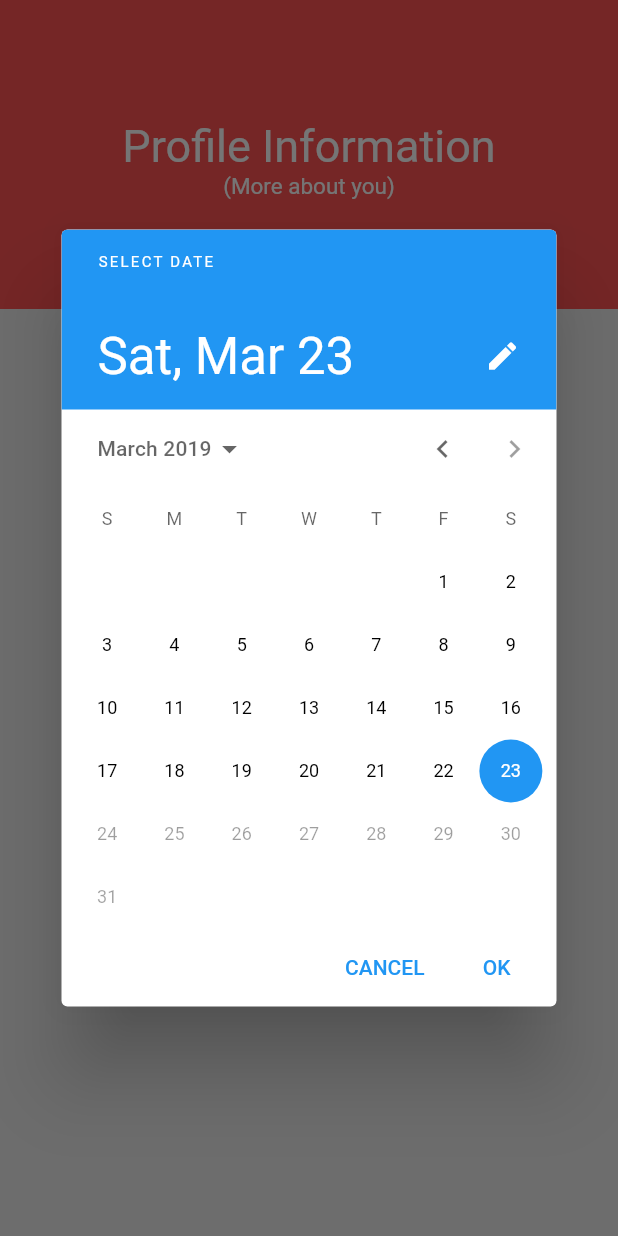
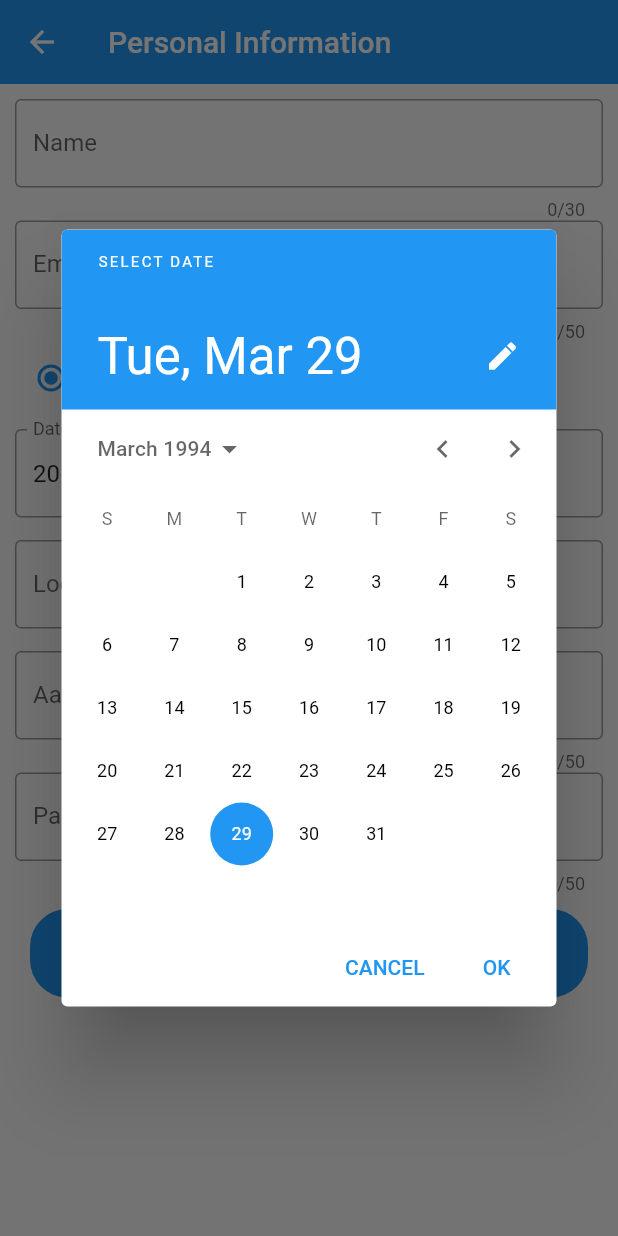
Before and after one commit to chennaitricolor/CEP-Main, a Flutter app: the UserForm screen opened by its route, after a tap on "Date of Birth", on a phone screen of 412 x 824 dp. Run offline on Flutter 3.47's test engine with Material 2 defaults, Android fonts, the light colour scheme and no system bars; our stand-ins replace cloud_firestore, file_picker, firebase_auth, firebase_messaging, firebase_storage, location and 2 more; missing offline and left inert: flutter_webview_plugin; accounts and stored records are empty; Roboto replaces fonts that are missing (Raleway).

Commit message:
Profile Integratted

```diff
--- a/lib/model/user.dart
+++ b/lib/model/user.dart
@@ -3,7 +3,7 @@ import 'package:cloud_firestore/cloud_firestore.dart';
 enum Gender {
   MALE,
   FEMALE,
-  TRANSGENDER
+  OTHER
 }
 
 enum Persona {
--- a/lib/routes/dashboard/myapps.dart
+++ b/lib/routes/dashboard/myapps.dart
@@ -7,7 +7,7 @@ import 'package:namma_chennai/routes/dashboard/home.dart';
 import 'package:namma_chennai/routes/webview/webview.dart';
 import 'package:namma_chennai/utils/default_data.dart';
 import 'package:namma_chennai/utils/shared_prefs.dart';
-import 'package:carousel_slider/carousel_slider.dart';
+// import 'package:carousel_slider/carousel_slider.dart';
 
 SharedPrefs _sharedPrefs = new SharedPrefs();
 Firestore db = Firestore.instance;
--- a/lib/routes/form/userform.dart
+++ b/lib/routes/form/userform.dart
@@ -1,8 +1,11 @@
+import 'dart:async';
+
 import 'package:flutter/material.dart';
 import 'package:cloud_firestore/cloud_firestore.dart';
 import 'package:namma_chennai/model/user.dart';
 import 'package:intl/intl.dart';
 import 'package:namma_chennai/utils/shared_prefs.dart';
+import 'package:location/location.dart';
 
 SharedPrefs _sharedPrefs = new SharedPrefs();
 Firestore db = Firestore.instance;
@@ -22,45 +25,94 @@ class UserFormState extends State<UserForm> {
   User currentUser;
   String documentId;
   Gender selectedGender;
+  TextEditingController usernameController = new TextEditingController();
+  TextEditingController emailController = new TextEditingController();
+  TextEditingController aadharController = new TextEditingController();
+  TextEditingController panController = new TextEditingController();
   TextEditingController dobController = new TextEditingController();
+  TextEditingController locationController = new TextEditingController();
 
-  getUser() {
-    collectionRef
-        .where("user_id", isEqualTo: widget.userid)
-        .snapshots()
-        .listen((QuerySnapshot snapshot) {
-          List<DocumentSnapshot> docs = snapshot.documents;
-          for (DocumentSnapshot doc in docs) {
-            documentId = doc.documentID;
-            User user = new User.fromSnapShot(doc);
-            currentUser = user;
+  int _radioValue = -1;
+
+  void _handleRadioValueChange(int value) {
+    setState(() {
+      _radioValue = value;
+      switch (_radioValue) {
+        case 0:
+          currentUser.userGender = "MALE";
+          break;
+        case 1:
+          currentUser.userGender = "FEMALE";
+          break;
+        case 2:
+          currentUser.userGender = "OTHER";
+          break;
       }
     });
   }
 
+  setRadioValue(type) {
+    switch (type) {
+      case "MALE":
+        _handleRadioValueChange(0);
+        break;
+      case "FEMALE":
+        _handleRadioValueChange(1);
+        break;
+      case "OTHER":
+        _handleRadioValueChange(2);
+        break;
+      default:
+        _handleRadioValueChange(0);
+    }
+  }
+
+  getUser() {
+    _sharedPrefs.getApplicationSavedInformation('loggedinuser').then((userId) {
+      print(userId);
+      collectionRef
+          .where("user_id", isEqualTo: userId)
+          .getDocuments()
+          .then((QuerySnapshot snapshot) {
+        List<DocumentSnapshot> docs = snapshot.documents;
+        for (DocumentSnapshot doc in docs) {
+          documentId = doc.documentID;
+          currentUser = new User.fromSnapShot(doc);
+        }
+        setState(() {
+          usernameController.text = currentUser.userName;
+          emailController.text = currentUser.userEmail;
+          aadharController.text = currentUser.userAadharId;
+          panController.text = currentUser.userPanId;
+          locationController.text = currentUser.userGeo;
+          var formatter = new DateFormat('yyyy-MM-dd');
+          dobController.text =
+              currentUser.userDob == null ? "" : formatter.format(currentUser.userDob);
+          setRadioValue(currentUser.userGender);
+        });
+      });
+    });
+  }
+
   saveOrUpdateUser() {
-    if (documentId != null) {
+    print(documentId);
     collectionRef
         .document(documentId)
         .updateData(currentUser.toJson())
         .catchError((e) {
       print(e);
     });
-    } else {
-      currentUser.userId = widget.userid;
-      collectionRef.document().setData(currentUser.toJson()).catchError((e) {
-        print(e);
-      });
-    }
-    _sharedPrefs.setApplicationSavedInformation('loggedinuser', currentUser.userId);
-    Navigator.pushNamedAndRemoveUntil(context, '/home', (_) => false);
+    // _sharedPrefs.setApplicationSavedInformation(
+    //     'loggedinuser', currentUser.userId);
+    Navigator.of(context).pop();
   }
 
-  genderChange(Gender gender){
-    if(currentUser != null){
+  genderChange(Gender gender) {
+    if (currentUser != null) {
       currentUser.userGender = gender.toString();
     } else {
-      currentUser = new User("+91" + widget.phonenumber, widget.userid, Persona.USER.toString());
+      currentUser = new User(
+          "+91" + widget.phonenumber, widget.userid, Persona.USER.toString());
       currentUser.userGender = gender.toString();
     }
   }
@@ -68,7 +120,7 @@ class UserFormState extends State<UserForm> {
   Future<Null> dateSelector(BuildContext context) async {
     final DateTime picked = await showDatePicker(
         context: context,
-        initialDate: DateTime.now(),
+        initialDate: DateTime.now().subtract(Duration(days: 365 * 25)),
         firstDate: DateTime(1900, 1),
         lastDate: DateTime.now());
     if (picked != null)
@@ -85,59 +137,30 @@ class UserFormState extends State<UserForm> {
     getUser();
   }
 
+  EdgeInsets defaultSpacing = EdgeInsets.only(bottom: 15);
+
   @override
   Widget build(BuildContext context) {
     return Scaffold(
+        resizeToAvoidBottomPadding: true,
+        appBar: AppBar(
+          backgroundColor: Colors.blue,
+          elevation: 0,
+          centerTitle: false,
+          title: Text('Personal Information'),
+        ),
         body: SingleChildScrollView(
             child: Container(
-        height: MediaQuery.of(context).size.height,
-        width: MediaQuery.of(context).size.width,
-        decoration: BoxDecoration(
-          // Box decoration takes a gradient
-          gradient: LinearGradient(
-            // Where the linear gradient begins and ends
-            begin: Alignment.topCenter,
-            end: Alignment.center,
-            // Add one stop for each color. Stops should increase from 0 to 1
-            stops: [0.5, 0.5],
-            tileMode: TileMode.clamp,
-            colors: [
-              // Colors are easy thanks to Flutter's Colors class.
-              Colors.redAccent,
-              Color(0xFFEEEEEE),
-            ],
-          ),
-        ),
+          padding: EdgeInsets.all(10),
           child: Column(
             children: <Widget>[
               Container(
-                margin: EdgeInsets.only(top: 80),
-                child: Column(
-                  children: <Widget>[
-                    Text(
-                      'Profile Information',
-                      style: TextStyle(fontSize: 30.0, color: Colors.white),
-                    ),
-                    Text(
-                      '(More about you)',
-                      style: TextStyle(fontSize: 15.0, color: Colors.white),
-                    ),
-                  ],
-                )),
-            Row(
-              mainAxisAlignment: MainAxisAlignment.center,
-              children: <Widget>[
-                Container(
-                  margin: EdgeInsets.only(top: 80),
-                  width: 300.0,
                 child: TextField(
                     keyboardType: TextInputType.text,
                     maxLength: 30,
+                    controller: usernameController,
                     textInputAction: TextInputAction.next,
                     onChanged: (String name) {
-                        if (currentUser == null) {
-                          currentUser = new User("+91" + widget.phonenumber, widget.userid, Persona.USER.toString());
-                        }
                       currentUser.userName = name;
                     },
                     decoration: InputDecoration(
@@ -145,115 +168,182 @@ class UserFormState extends State<UserForm> {
                       border: OutlineInputBorder(
                           borderSide: BorderSide(color: Colors.teal)),
                     ),
-                      autofocus: true),
+                    autofocus: false),
               ),
-              ],
-            ),
-            Padding(
-              padding: EdgeInsets.only(top: 10.0),
-              child: Container(
-                color: Colors.transparent,
-              ),
-            ),
-            Row(
-              mainAxisAlignment: MainAxisAlignment.center,
-              children: <Widget>[
               Container(
-                  width: 300.0,
                 child: TextField(
                     keyboardType: TextInputType.emailAddress,
                     maxLength: 50,
+                    controller: emailController,
                     textInputAction: TextInputAction.next,
                     onChanged: (String email) {
-                        if (currentUser == null) {
-                          currentUser = new User("+91" + widget.phonenumber, widget.userid, Persona.USER.toString());
-                        }
                       currentUser.userEmail = email;
                     },
                     decoration: InputDecoration(
                       labelText: "Email (optional)",
                       border: OutlineInputBorder(
                           borderSide: BorderSide(color: Colors.teal)),
-                      )
+                    )),
+              ),
+              Container(
+                margin: EdgeInsets.only(bottom: 10),
+                child: new Row(
+                  mainAxisAlignment: MainAxisAlignment.start,
+                  children: <Widget>[
+                    new Radio(
+                      value: 0,
+                      groupValue: _radioValue,
+                      onChanged: _handleRadioValueChange,
+                    ),
+                    InkWell(
+                      onTap: () {
+                        _handleRadioValueChange(0);
+                      },
+                      child: new Text(
+                        'Male',
+                        style: new TextStyle(fontSize: 16.0),
+                      ),
+                    ),
+                    new Radio(
+                      value: 1,
+                      groupValue: _radioValue,
+                      onChanged: _handleRadioValueChange,
+                    ),
+                    InkWell(
+                      onTap: () {
+                        _handleRadioValueChange(1);
+                      },
+                      child: new Text(
+                        'Female',
+                        style: new TextStyle(fontSize: 16.0),
+                      ),
+                    ),
+                    new Radio(
+                      value: 2,
+                      groupValue: _radioValue,
+                      onChanged: _handleRadioValueChange,
+                    ),
+                    InkWell(
+                      onTap: () {
+                        _handleRadioValueChange(2);
+                      },
+                      child: new Text(
+                        'Other',
+                        style: new TextStyle(fontSize: 16.0),
                       ),
                     ),
                   ],
                 ),
-            Padding(
-              padding: EdgeInsets.only(top: 10.0),
-              child: Container(
-                color: Colors.transparent,
-              ),
-            ),
-            DropdownButton<Gender>(
-              hint: Text("Select Gender"),
-              items: <Gender>[Gender.MALE, Gender.FEMALE, Gender.TRANSGENDER].map((Gender value) {
-                return DropdownMenuItem<Gender>(
-                  value: value,
-                  child: Text(value.toString().substring(7)),
-                );
-              }).toList(),
-              value: selectedGender,
-              onChanged: (Gender value) {
-                if (currentUser == null) {
-                  currentUser = new User("+91" + widget.phonenumber, widget.userid, Persona.USER.toString());
-                }
-                currentUser.userGender = value.toString();
-                setState(() {
-                  selectedGender = value;
-                });
-              },
-            ),
-            Padding(
-              padding: EdgeInsets.only(top: 20.0),
-              child: Container(
-                color: Colors.transparent,
-              ),
               ),
               Container(
-                  width: 300.0,
+                margin: defaultSpacing,
                 child: GestureDetector(
-                          onTap:() => dateSelector(context),
-                          child:AbsorbPointer(
+                    onTap: () => dateSelector(context),
+                    child: AbsorbPointer(
                       child: TextField(
                           controller: dobController,
                           decoration: InputDecoration(
                             labelText: "Date of Birth",
                             border: OutlineInputBorder(
                                 borderSide: BorderSide(color: Colors.teal)),
-                                )
+                          )),
+                    )),
               ),
-                          )
+              Container(
+                padding: defaultSpacing,
+                child: TextField(
+                    controller: locationController,
+                    keyboardType: TextInputType.multiline,
+                    maxLength: null,
+                    textInputAction: TextInputAction.next,
+                    onTap: () {
+                      var location = new Location();
+                      try {
+                        location.getLocation().then((val) {
+                          locationController.text = val["latitude"].toString() +
+                              ", " +
+                              val["longitude"].toString();
+
+                          currentUser.userGeo = locationController.text;
+                        });
+                      } catch (e) {
+                        if (e.code == 'PERMISSION_DENIED') {
+                          print("Permission Denied");
+                        }
+                      }
+                    },
+                    decoration: InputDecoration(
+                      labelText: "Location",
+                      border: OutlineInputBorder(
+                          borderSide: BorderSide(color: Colors.teal)),
+                    )),
               ),
+              Container(
+                child: TextField(
+                    keyboardType: TextInputType.number,
+                    controller: aadharController,
+                    maxLength: 50,
+                    textInputAction: TextInputAction.next,
+                    onChanged: (String email) {
+                      currentUser.userAadharId = email;
+                    },
+                    decoration: InputDecoration(
+                      labelText: "Aadhaar (optional)",
+                      border: OutlineInputBorder(
+                          borderSide: BorderSide(color: Colors.teal)),
+                    )),
               ),
-            Padding(
-              padding: EdgeInsets.only(top: 10.0),
-              child: Container(
-                color: Colors.transparent,
+              Container(
+                child: TextField(
+                    keyboardType: TextInputType.text,
+                    maxLength: 50,
+                    controller: panController,
+                    textInputAction: TextInputAction.next,
+                    onChanged: (String email) {
+                      currentUser.userPanId = email;
+                    },
+                    decoration: InputDecoration(
+                      labelText: "Pan ID (optional)",
+                      border: OutlineInputBorder(
+                          borderSide: BorderSide(color: Colors.teal)),
+                    )),
               ),
-            ),
-            FlatButton(
-              color: Colors.red,
+              Container(
+                  margin: EdgeInsets.only(top: 10.0, left: 10, right: 10),
+                  child: SizedBox(
+                      width: MediaQuery.of(context).size.width,
+                      child: FlatButton(
+                        color: Colors.blue,
+                        shape: RoundedRectangleBorder(
+                            borderRadius: BorderRadius.circular(25.0)),
                         onPressed: () {
                           saveOrUpdateUser();
                         },
-              shape: RoundedRectangleBorder(
-                  borderRadius: BorderRadius.circular(30.0)),
                         child: Padding(
                           padding: const EdgeInsets.symmetric(
-                    vertical: 18.0, horizontal: 58.0),
-                child: Text(
+                              vertical: 12.0, horizontal: 12.0),
+                          child: Column(
+                            children: <Widget>[
+                              Text(
                                 'Update',
                                 style: TextStyle(
                                     color: Colors.white,
                                     fontSize: 18.0,
                                     fontWeight: FontWeight.bold),
                               ),
+                              Text(
+                                'Save to database',
+                                style: TextStyle(
+                                  color: Colors.white,
+                                  fontSize: 12.0,
                                 ),
-            ),
+                              )
                             ],
                           ),
                         ),
-    ));
+                      ))),
+            ],
+          ),
+        )));
   }
 }
```
Also changed, not shown: lib/routes/dashboard/profile.dart (+56 -39 lines), lib/routes/form/location.dart (+110 -110 lines), pubspec.yaml (+4 -4 lines). Lines whose indentation alone changed are shown as unchanged.
